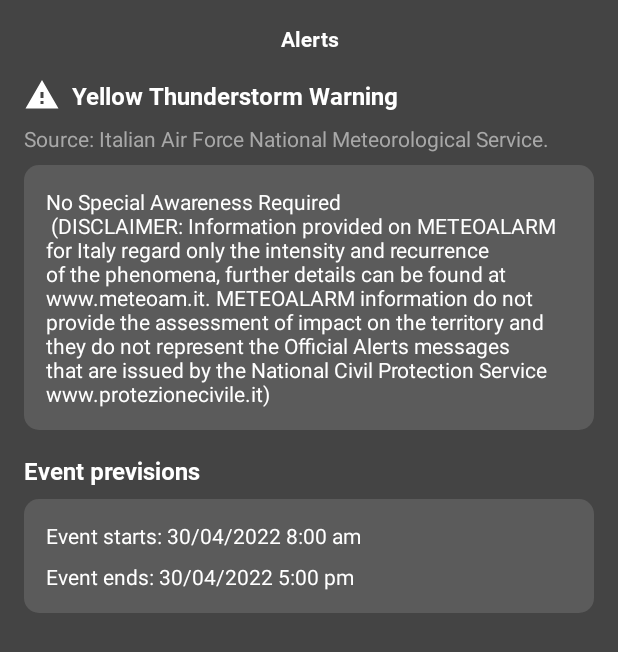
After one commit to marijo252/TheMeteo, an Android app: the layout fragment_daily_alerts.xml on its own in the app's theme, with its tools: preview values and no code run, on a phone screen of 412 x 824 dp. The commit adds this screen. Shown: the top 652 px of the screen. Run offline under Robolectric (Android 15) with nearby library versions, the phone set to English and light mode, and no system bars.

Commit message:
Daily alerts added

```diff
--- a/app/src/main/res/layout/air_quality.xml
+++ b/app/src/main/res/layout/air_quality.xml
@@ -7,6 +7,7 @@
         android:layout_width="match_parent"
         android:layout_height="wrap_content"
         android:layout_marginTop="16dp"
+        android:layout_marginBottom="16dp"
         android:background="@drawable/container">
 
         <TextView
--- a/app/src/main/res/layout/fragment_air_quality.xml
+++ b/app/src/main/res/layout/fragment_air_quality.xml
@@ -4,7 +4,6 @@
     xmlns:tools="http://schemas.android.com/tools">
 
     <data>
-
         <variable
             name="airQuality"
             type="com.example.android.themeteo.weather.WeatherRecyclerViewItem.AirQuality" />
--- /dev/null
+++ b/app/src/main/res/layout/fragment_daily_alerts.xml
@@ -0,0 +1,152 @@
+<?xml version="1.0" encoding="utf-8"?>
+<layout xmlns:android="http://schemas.android.com/apk/res/android"
+    xmlns:app="http://schemas.android.com/apk/res-auto"
+    xmlns:tools="http://schemas.android.com/tools">
+    <data>
+
+        <variable
+            name="dailyAlerts"
+            type="com.example.android.themeteo.weather.WeatherRecyclerViewItem.DailyAlerts" />
+    </data>
+
+    <androidx.constraintlayout.widget.ConstraintLayout
+        android:layout_width="match_parent"
+        android:layout_height="match_parent"
+        android:background="#444444">
+
+        <TextView
+            android:id="@+id/alerts_title"
+            android:layout_width="0dp"
+            android:layout_height="wrap_content"
+            android:layout_marginStart="16dp"
+            android:layout_marginTop="16dp"
+            android:layout_marginEnd="16dp"
+            android:fontFamily="@font/roboto_bold"
+            android:text="@string/alerts"
+            android:textAlignment="center"
+            android:textColor="@color/white"
+            app:layout_constraintEnd_toEndOf="parent"
+            app:layout_constraintStart_toStartOf="parent"
+            app:layout_constraintTop_toTopOf="parent" />
+
+        <ImageView
+            android:id="@+id/alertImage"
+            android:layout_width="wrap_content"
+            android:layout_height="wrap_content"
+            android:layout_marginStart="16dp"
+            android:layout_marginTop="16dp"
+            app:layout_constraintStart_toStartOf="parent"
+            app:layout_constraintTop_toBottomOf="@+id/alerts_title"
+            app:srcCompat="?android:attr/alertDialogIcon"
+            app:tint="@color/white" />
+
+        <TextView
+            android:id="@+id/air_quality_value_details"
+            android:layout_width="0dp"
+            android:layout_height="wrap_content"
+            android:layout_marginStart="8dp"
+            android:layout_marginEnd="16dp"
+            android:fontFamily="@font/roboto_bold"
+            android:textColor="@color/white"
+            android:textSize="16sp"
+            android:text="@{dailyAlerts.event}"
+            app:layout_constraintBottom_toBottomOf="@+id/alertImage"
+            app:layout_constraintEnd_toEndOf="parent"
+            app:layout_constraintStart_toEndOf="@+id/alertImage"
+            app:layout_constraintTop_toTopOf="@+id/alertImage"
+            tools:text="Yellow Thunderstorm Warning" />
+
+        <TextView
+            android:id="@+id/air_quality_message"
+            android:layout_width="0dp"
+            android:layout_height="wrap_content"
+            android:layout_marginStart="16dp"
+            android:layout_marginTop="8dp"
+            android:layout_marginEnd="16dp"
+            android:text="@{@string/source_name(dailyAlerts.sender)}"
+            android:textColor="#A8A8A8"
+            app:layout_constraintEnd_toEndOf="parent"
+            app:layout_constraintStart_toStartOf="parent"
+            app:layout_constraintTop_toBottomOf="@+id/air_quality_value_details"
+            tools:text="Source: Italian Air Force National Meteorological Service." />
+
+        <androidx.constraintlayout.widget.ConstraintLayout
+            android:id="@+id/alert_description_container"
+            android:layout_width="match_parent"
+            android:layout_height="wrap_content"
+            android:layout_marginStart="16dp"
+            android:layout_marginTop="8dp"
+            android:layout_marginEnd="16dp"
+            android:background="@drawable/conatiner_air_quality"
+            android:orientation="vertical"
+            app:layout_constraintEnd_toEndOf="parent"
+            app:layout_constraintHorizontal_bias="0.0"
+            app:layout_constraintStart_toStartOf="parent"
+            app:layout_constraintTop_toBottomOf="@+id/air_quality_message">
+
+            <TextView
+                android:id="@+id/alert_description"
+                android:layout_width="match_parent"
+                android:layout_height="wrap_content"
+                android:text="@{dailyAlerts.description}"
+                android:textColor="@color/white"
+                app:layout_constraintEnd_toEndOf="parent"
+                app:layout_constraintStart_toStartOf="parent"
+                app:layout_constraintTop_toTopOf="parent"
+                tools:text="No Special Awareness Required\n (DISCLAIMER: Information provided on METEOALARM for Italy regard only the intensity and recurrence of the phenomena, further details can be found at www.meteoam.it. METEOALARM information do not provide the assessment of impact on the territory and they do not represent the Official Alerts messages that are issued by the National Civil Protection Service www.protezionecivile.it)" />
+        </androidx.constraintlayout.widget.ConstraintLayout>
+
+        <TextView
+            android:id="@+id/event_previsions_title"
+            android:layout_width="0dp"
+            android:layout_height="wrap_content"
+            android:layout_marginStart="16dp"
+            android:layout_marginTop="16dp"
+            android:layout_marginEnd="16dp"
+            android:fontFamily="@font/roboto_bold"
+            android:text="@string/event_previsions"
+            android:textColor="@color/white"
+            android:textSize="16sp"
+            app:layout_constraintEnd_toEndOf="parent"
+            app:layout_constraintStart_toStartOf="parent"
+            app:layout_constraintTop_toBottomOf="@+id/alert_description_container" />
+
+        <androidx.constraintlayout.widget.ConstraintLayout
+            android:id="@+id/event_previsions_container"
+            android:layout_width="match_parent"
+            android:layout_height="wrap_content"
+            android:layout_marginStart="16dp"
+            android:layout_marginTop="8dp"
+            android:layout_marginEnd="16dp"
+            android:background="@drawable/conatiner_air_quality"
+            android:orientation="vertical"
+            app:layout_constraintEnd_toEndOf="parent"
+            app:layout_constraintHorizontal_bias="0.0"
+            app:layout_constraintStart_toStartOf="parent"
+            app:layout_constraintTop_toBottomOf="@+id/event_previsions_title" >
+
+            <TextView
+                android:id="@+id/event_start"
+                android:layout_width="match_parent"
+                android:layout_height="wrap_content"
+                android:text="@{@string/event_starts(dailyAlerts.start)}"
+                android:textColor="@color/white"
+                app:layout_constraintEnd_toEndOf="parent"
+                app:layout_constraintStart_toStartOf="parent"
+                app:layout_constraintTop_toTopOf="parent"
+                tools:text="Event starts: 30/04/2022 8:00 am" />
+
+            <TextView
+                android:id="@+id/event_ends"
+                android:layout_width="match_parent"
+                android:layout_height="wrap_content"
+                android:layout_marginTop="8dp"
+                android:text="@{@string/event_ends(dailyAlerts.end)}"
+                android:textColor="@color/white"
+                app:layout_constraintEnd_toEndOf="parent"
+                app:layout_constraintStart_toStartOf="parent"
+                app:layout_constraintTop_toBottomOf="@+id/event_start"
+                tools:text="Event ends: 30/04/2022 5:00 pm" />
+        </androidx.constraintlayout.widget.ConstraintLayout>
+    </androidx.constraintlayout.widget.ConstraintLayout>
+</layout>
--- a/app/src/main/res/values/strings.xml
+++ b/app/src/main/res/values/strings.xml
@@ -41,4 +41,9 @@
     <string name="sulphur_dioxide_so2">Sulphur dioxide (SO2)</string>
     <string name="pollutants_concentrations">Current concentrations in µg/m3</string>
     <string name="index_level">Index level</string>
+    <string name="alerts">Alerts</string>
+    <string name="source_name">Source: %s</string>
+    <string name="event_previsions">Event previsions</string>
+    <string name="event_starts">Event starts: %s</string>
+    <string name="event_ends">Event ends: %s</string>
 </resources>
--- a/app/src/main/res/values/themes.xml
+++ b/app/src/main/res/values/themes.xml
@@ -2,12 +2,10 @@
     <!-- Base application theme. -->
     <style name="Theme.TheMeteo" parent="Theme.MaterialComponents.DayNight.NoActionBar">
         <!-- Primary brand color. -->
-        <item name="colorPrimary">@color/purple_500</item>
-        <item name="colorPrimaryVariant">@color/purple_700</item>
+        <item name="colorPrimary">#444444</item>
         <item name="colorOnPrimary">@color/white</item>
         <!-- Secondary brand color. -->
-        <item name="colorSecondary">@color/teal_200</item>
-        <item name="colorSecondaryVariant">@color/teal_700</item>
+        <item name="colorSecondary">#6f6f6f</item>
         <item name="colorOnSecondary">@color/black</item>
         <!-- Status bar color. -->
         <item name="android:statusBarColor" tools:targetApi="l">#444444</item>
```
Also changed, not shown: app/src/main/java/com/example/android/themeteo/weather/DailyAlertsFragment.kt (added, +32 -0 lines), app/src/main/java/com/example/android/themeteo/weather/WeatherAdapter.kt (+23 -4 lines), app/src/main/java/com/example/android/themeteo/weather/WeatherFragment.kt (+57 -42 lines), app/src/main/java/com/example/android/themeteo/weather/WeatherRecyclerViewItem.kt (+9 -0 lines), app/src/main/java/com/example/android/themeteo/weather/WeatherViewModel.kt (+15 -5 lines), app/src/main/res/layout/daily_alerts.xml (+78 -4 lines), app/src/main/res/navigation/nav_graph.xml (+12 -0 lines).
